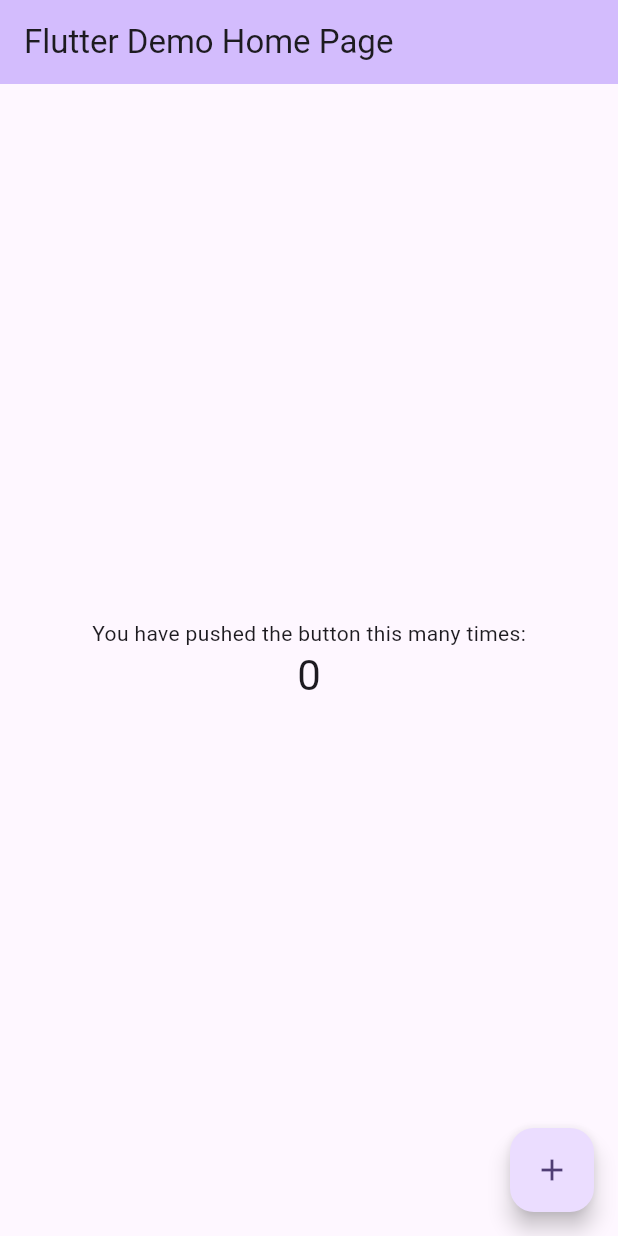
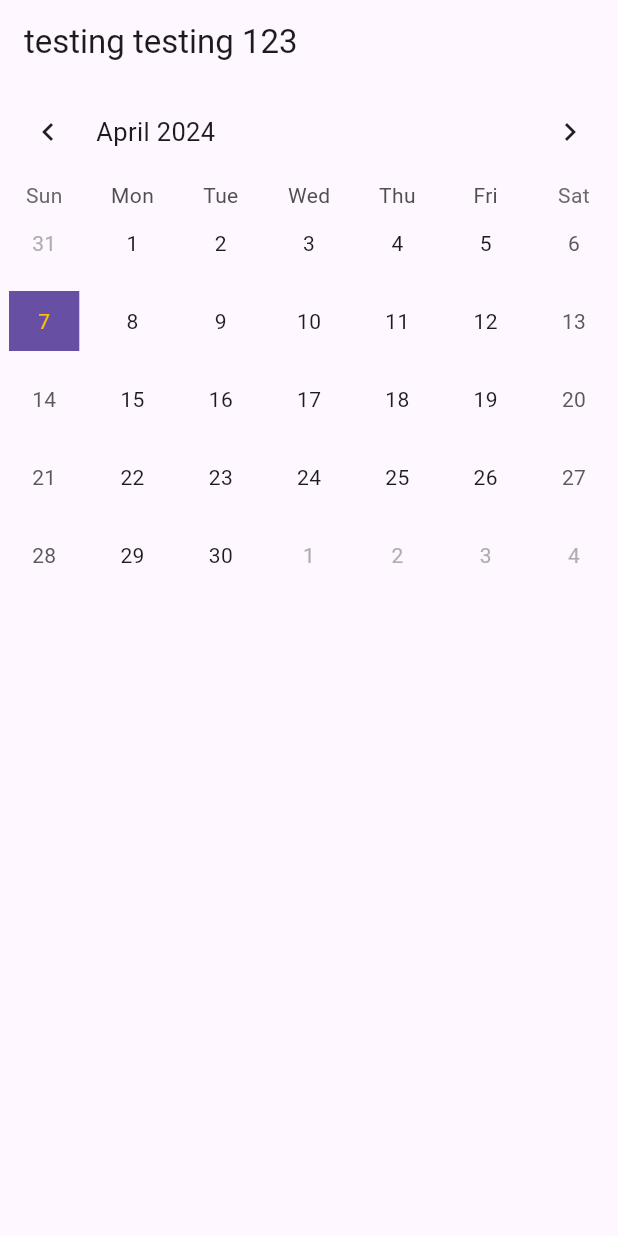
Before and after one commit to BabaTheBoundless/Flutter_Calendar, a Flutter app: the screen it shows after launch, on a phone screen of 412 x 824 dp. Run offline on Flutter 3.47's test engine with Material 3 defaults, Android fonts, the phone set to English and light mode, and no system bars; drawn by our look-alikes of table_calendar.

Commit message:
added squares to selected date

```diff
--- a/lib/main.dart
+++ b/lib/main.dart
@@ -1,125 +1,82 @@
 import 'package:flutter/material.dart';
+import 'package:table_calendar/table_calendar.dart';
+
+/* need to add some fast way to go through the months and years.
+
+*/
 
 void main() {
-  runApp(const MyApp());
+  runApp(CalendarApp());
 }
 
-class MyApp extends StatelessWidget {
-  const MyApp({super.key});
-
-  // This widget is the root of your application.
+class CalendarApp extends StatelessWidget {
   @override
   Widget build(BuildContext context) {
     return MaterialApp(
-      title: 'Flutter Demo',
+      title: 'AAH',
       theme: ThemeData(
-        // This is the theme of your application.
-        //
-        // TRY THIS: Try running your application with "flutter run". You'll see
-        // the application has a purple toolbar. Then, without quitting the app,
-        // try changing the seedColor in the colorScheme below to Colors.green
-        // and then invoke "hot reload" (save your changes or press the "hot
-        // reload" button in a Flutter-supported IDE, or press "r" if you used
-        // the command line to start the app).
-        //
-        // Notice that the counter didn't reset back to zero; the application
-        // state is not lost during the reload. To reset the state, use hot
-        // restart instead.
-        //
-        // This works for code too, not just values: Most code changes can be
-        // tested with just a hot reload.
-        colorScheme: ColorScheme.fromSeed(seedColor: Colors.deepPurple),
-        useMaterial3: true,
+        //they said primarySwatch will act as a theme; I don't see it but could be browser issue???
+        primarySwatch: Colors.amber,
       ),
-      home: const MyHomePage(title: 'Flutter Demo Home Page'),
+      home: CalendarPage(),
     );
   }
 }
 
-class MyHomePage extends StatefulWidget {
-  const MyHomePage({super.key, required this.title});
+class CalendarPage extends StatefulWidget {
+  @override
+  _CalendarPageState createState() => _CalendarPageState();
+}
 
-  // This widget is the home page of your application. It is stateful, meaning
-  // that it has a State object (defined below) that contains fields that affect
-  // how it looks.
-
-  // This class is the configuration for the state. It holds the values (in this
-  // case the title) provided by the parent (in this case the App widget) and
-  // used by the build method of the State. Fields in a Widget subclass are
-  // always marked "final".
-
-  final String title;
+class _CalendarPageState extends State<CalendarPage> {
+  late CalendarFormat _calendarFormat;
+  late DateTime _focusedDay;
+  late DateTime _selectedDay;
 
   @override
-  State<MyHomePage> createState() => _MyHomePageState();
-}
-
-class _MyHomePageState extends State<MyHomePage> {
-  int _counter = 0;
-
-  void _incrementCounter() {
-    setState(() {
-      // This call to setState tells the Flutter framework that something has
-      // changed in this State, which causes it to rerun the build method below
-      // so that the display can reflect the updated values. If we changed
-      // _counter without calling setState(), then the build method would not be
-      // called again, and so nothing would appear to happen.
-      _counter++;
-    });
+  void initState() {
+    super.initState();
+    _calendarFormat = CalendarFormat.month;
+    _focusedDay = DateTime.now();
+    _selectedDay = DateTime.now();
   }
 
   @override
   Widget build(BuildContext context) {
-    // This method is rerun every time setState is called, for instance as done
-    // by the _incrementCounter method above.
-    //
-    // The Flutter framework has been optimized to make rerunning build methods
-    // fast, so that you can just rebuild anything that needs updating rather
-    // than having to individually change instances of widgets.
     return Scaffold(
       appBar: AppBar(
-        // TRY THIS: Try changing the color here to a specific color (to
-        // Colors.amber, perhaps?) and trigger a hot reload to see the AppBar
-        // change color while the other colors stay the same.
-        backgroundColor: Theme.of(context).colorScheme.inversePrimary,
-        // Here we take the value from the MyHomePage object that was created by
-        // the App.build method, and use it to set our appbar title.
-        title: Text(widget.title),
+        title: Text('testing testing 123'),
       ),
-      body: Center(
-        // Center is a layout widget. It takes a single child and positions it
-        // in the middle of the parent.
-        child: Column(
-          // Column is also a layout widget. It takes a list of children and
-          // arranges them vertically. By default, it sizes itself to fit its
-          // children horizontally, and tries to be as tall as its parent.
-          //
-          // Column has various properties to control how it sizes itself and
-          // how it positions its children. Here we use mainAxisAlignment to
-          // center the children vertically; the main axis here is the vertical
-          // axis because Columns are vertical (the cross axis would be
-          // horizontal).
-          //
-          // TRY THIS: Invoke "debug painting" (choose the "Toggle Debug Paint"
-          // action in the IDE, or press "p" in the console), to see the
-          // wireframe for each widget.
-          mainAxisAlignment: MainAxisAlignment.center,
-          children: <Widget>[
-            const Text(
-              'You have pushed the button this many times:',
-            ),
-            Text(
-              '$_counter',
-              style: Theme.of(context).textTheme.headlineMedium,
-            ),
-          ],
+      body: TableCalendar(
+        //may want to change the earilest start and end date later
+        firstDay: DateTime.utc(2000, 1, 1),
+        lastDay: DateTime.utc(2100, 12, 31),
+        focusedDay: _focusedDay,
+        calendarFormat: _calendarFormat,
+        selectedDayPredicate: (day) {
+          return isSameDay(_selectedDay, day);
+        },
+
+        onDaySelected: (selectedDay, focusedDay) {
+          setState(() {
+            _selectedDay = selectedDay;
+            _focusedDay = focusedDay;
+          });
+        },
+        availableCalendarFormats: {
+          //it wants a label ('Month'; gives me error without one), but it seems any label will do haha
+          CalendarFormat.month: 'Month',
+        },
+        calendarStyle: CalendarStyle(
+          selectedDecoration: BoxDecoration(
+            color: Theme.of(context).primaryColor,
+            //i want to get a square instead of a rectangle (current day isn't changed yet)
+            shape: BoxShape.rectangle,
+          ),
+          //don't think i want to keep the amber color but we shall see
+          selectedTextStyle: TextStyle(color: Colors.amber),
         ),
       ),
-      floatingActionButton: FloatingActionButton(
-        onPressed: _incrementCounter,
-        tooltip: 'Increment',
-        child: const Icon(Icons.add),
-      ), // This trailing comma makes auto-formatting nicer for build methods.
     );
   }
 }
--- a/pubspec.yaml
+++ b/pubspec.yaml
@@ -28,8 +28,10 @@ environment:
 # the latest version available on pub.dev. To see which dependencies have newer
 # versions available, run `flutter pub outdated`.
 dependencies:
+  table_calendar: ^3.1.1
   flutter:
     sdk: flutter
+
 
 
   # The following adds the Cupertino Icons font to your application.
```
Also changed, not shown: pubspec.lock.
